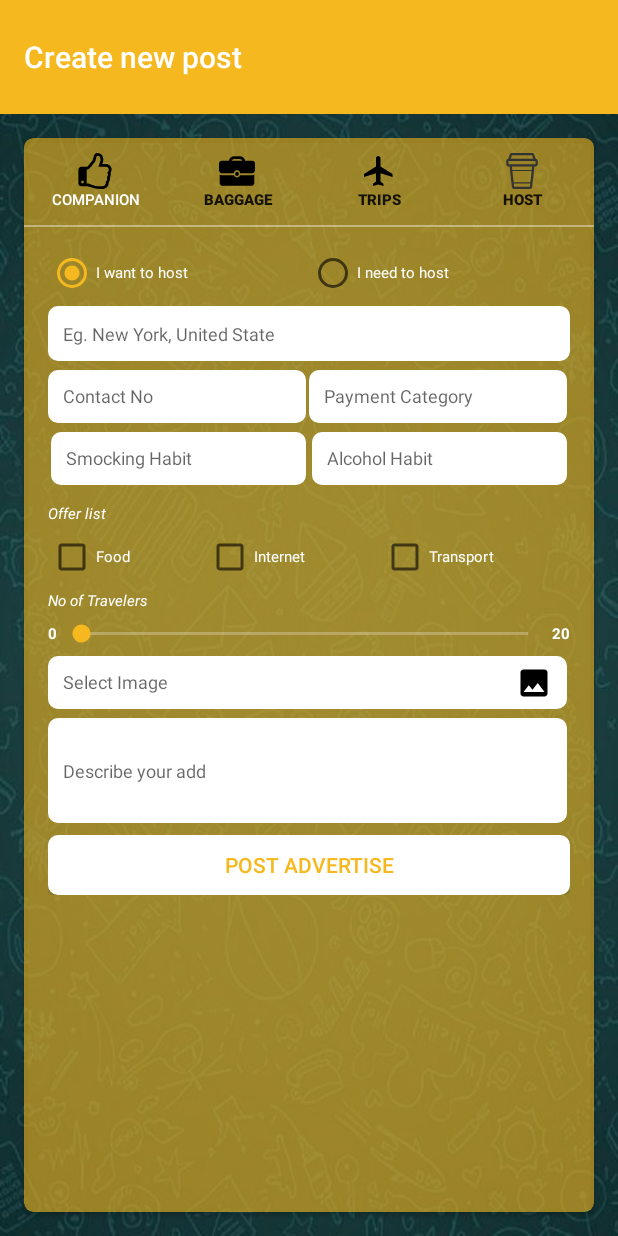
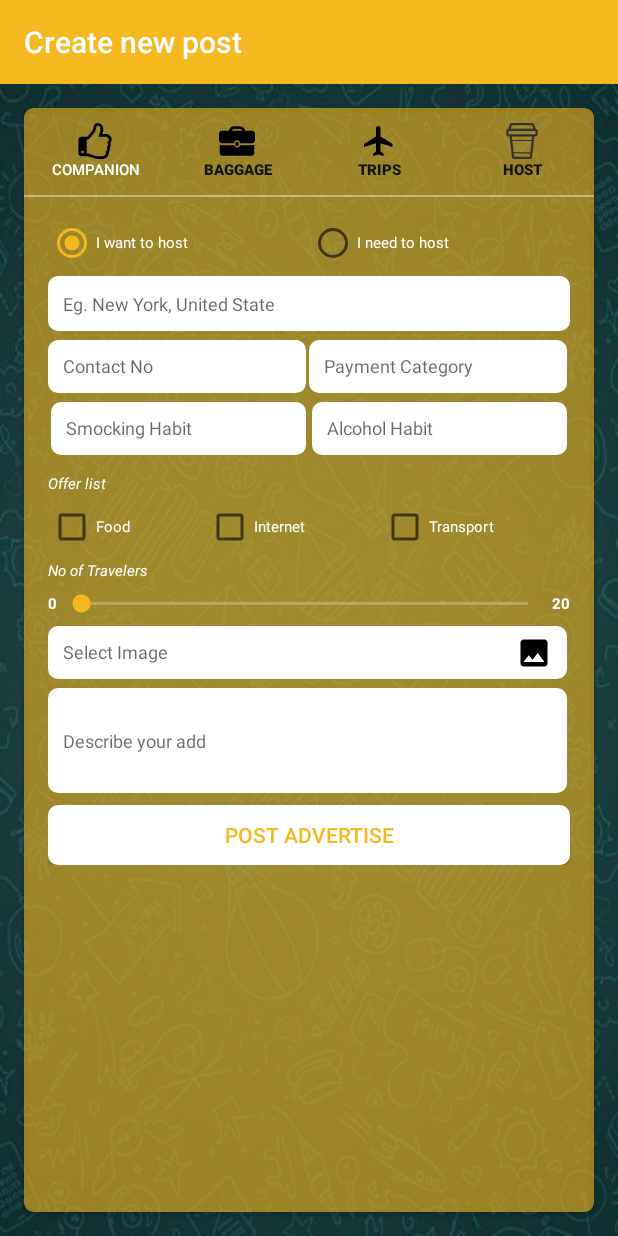
Before and after one commit to saimtreloy/AskRamblerNew, an Android app: the AddPostActivity screen opened directly, with no data from a screen before it, on a phone screen of 412 x 824 dp. Run offline under Robolectric (Android 15) with nearby library versions, the phone set to English and light mode, and no system bars; our stand-ins replace Volley; libraries missing offline, so code that uses them is left out: com.daimajia.androidanimations, com.theartofdev.edmodo; network calls fail.

Commit message:
2017-12-03 06:14:59

```diff
--- a/app/src/main/java/saim/com/askrambler/Activity/AddPostActivity.java
+++ b/app/src/main/java/saim/com/askrambler/Activity/AddPostActivity.java
@@ -134,6 +134,7 @@ public class AddPostActivity extends AppCompatActivity {
     @Override
     protected void onCreate(Bundle savedInstanceState) {
         super.onCreate(savedInstanceState);
+        setTheme(R.style.AppThemeNew);
         setContentView(R.layout.activity_add_post);
 
         toolbarAddPost = (Toolbar) findViewById(R.id.toolbarAddPost);
--- a/app/src/main/java/saim/com/askrambler/Activity/AdvancedSearchActivity.java
+++ b/app/src/main/java/saim/com/askrambler/Activity/AdvancedSearchActivity.java
@@ -88,6 +88,7 @@ public class AdvancedSearchActivity extends AppCompatActivity {
     @Override
     protected void onCreate(Bundle savedInstanceState) {
         super.onCreate(savedInstanceState);
+        setTheme(R.style.AppThemeNew);
         setContentView(R.layout.activity_advanced_search);
 
         init();
--- a/app/src/main/java/saim/com/askrambler/Activity/LoginActivity.java
+++ b/app/src/main/java/saim/com/askrambler/Activity/LoginActivity.java
@@ -57,6 +57,7 @@ public class LoginActivity extends AppCompatActivity {
     @Override
     protected void onCreate(Bundle savedInstanceState) {
         super.onCreate(savedInstanceState);
+        setTheme(R.style.AppThemeNew);
         setContentView(R.layout.activity_login);
 
         init();
--- a/app/src/main/java/saim/com/askrambler/Activity/PostDetailActivity.java
+++ b/app/src/main/java/saim/com/askrambler/Activity/PostDetailActivity.java
@@ -67,6 +67,7 @@ public class PostDetailActivity extends AppCompatActivity implements BaseSliderV
     @Override
     protected void onCreate(Bundle savedInstanceState) {
         super.onCreate(savedInstanceState);
+        setTheme(R.style.AppThemeNew);
         setContentView(R.layout.activity_post_detail);
 
         init();
--- a/app/src/main/java/saim/com/askrambler/Activity/ProfileActivity.java
+++ b/app/src/main/java/saim/com/askrambler/Activity/ProfileActivity.java
@@ -84,6 +84,7 @@ public class ProfileActivity extends AppCompatActivity {
     @Override
     protected void onCreate(Bundle savedInstanceState) {
         super.onCreate(savedInstanceState);
+        setTheme(R.style.AppThemeNew);
         setContentView(R.layout.activity_profile);
 
         toolbarProfile = (Toolbar) findViewById(R.id.toolbarProfile);
--- a/app/src/main/java/saim/com/askrambler/Activity/SearchResultActivity.java
+++ b/app/src/main/java/saim/com/askrambler/Activity/SearchResultActivity.java
@@ -43,6 +43,7 @@ public class SearchResultActivity extends AppCompatActivity {
     @Override
     protected void onCreate(Bundle savedInstanceState) {
         super.onCreate(savedInstanceState);
+        setTheme(R.style.AppThemeNew);
         setContentView(R.layout.activity_search_result);
 
         init();
--- a/app/src/main/res/layout/activity_add_post.xml
+++ b/app/src/main/res/layout/activity_add_post.xml
@@ -15,7 +15,7 @@
         xmlns:app="http://schemas.android.com/apk/res-auto"
         android:id="@+id/toolbarAddPost"
         android:layout_width="match_parent"
-        android:layout_height="76dp"
+        android:layout_height="56dp"
         android:background="@color/colorAccent"
         android:fitsSystemWindows="true"
         app:theme="@style/ThemeOverlay.AppCompat.Dark.ActionBar"/>
--- a/app/src/main/res/layout/activity_advanced_search.xml
+++ b/app/src/main/res/layout/activity_advanced_search.xml
@@ -15,7 +15,7 @@
         xmlns:app="http://schemas.android.com/apk/res-auto"
         android:id="@+id/toolbarAdvancedSearch"
         android:layout_width="match_parent"
-        android:layout_height="76dp"
+        android:layout_height="56dp"
         android:background="@color/colorAccent"
         android:fitsSystemWindows="true"
         app:theme="@style/ThemeOverlay.AppCompat.Dark.ActionBar"/>
--- a/app/src/main/res/layout/activity_home.xml
+++ b/app/src/main/res/layout/activity_home.xml
@@ -20,10 +20,7 @@
             android:background="@color/colorAccent"
             android:minHeight="?attr/actionBarSize"
             android:fitsSystemWindows="true"
-            app:theme="@style/ThemeOverlay.AppCompat.Dark.ActionBar"
-            app:contentInsetLeft="0dp"
-            app:contentInsetStart="0dp"
-            app:contentInsetStartWithNavigation="0dp" />
+            app:theme="@style/ThemeOverlay.AppCompat.Dark.ActionBar" />
 
         <FrameLayout
             android:id="@+id/main_container"
--- a/app/src/main/res/layout/activity_login.xml
+++ b/app/src/main/res/layout/activity_login.xml
@@ -14,7 +14,7 @@
         xmlns:app="http://schemas.android.com/apk/res-auto"
         android:id="@+id/toolbarLogin"
         android:layout_width="match_parent"
-        android:layout_height="76dp"
+        android:layout_height="56dp"
         android:background="@color/colorAccent"
         android:minHeight="?attr/actionBarSize"
         android:fitsSystemWindows="true"
--- a/app/src/main/res/layout/activity_post_detail.xml
+++ b/app/src/main/res/layout/activity_post_detail.xml
@@ -11,7 +11,7 @@
         xmlns:app="http://schemas.android.com/apk/res-auto"
         android:id="@+id/toolbarPostDetail"
         android:layout_width="match_parent"
-        android:layout_height="76dp"
+        android:layout_height="56dp"
         android:background="@color/colorAccent"
         android:fitsSystemWindows="true"
         app:theme="@style/ThemeOverlay.AppCompat.Dark.ActionBar" />
--- a/app/src/main/res/layout/activity_profile.xml
+++ b/app/src/main/res/layout/activity_profile.xml
@@ -14,7 +14,7 @@
         xmlns:app="http://schemas.android.com/apk/res-auto"
         android:id="@+id/toolbarProfile"
         android:layout_width="match_parent"
-        android:layout_height="76dp"
+        android:layout_height="56dp"
         android:background="@color/colorAccent"
         android:fitsSystemWindows="true"
         app:theme="@style/ThemeOverlay.AppCompat.Dark.ActionBar"/>
--- a/app/src/main/res/layout/activity_search_result.xml
+++ b/app/src/main/res/layout/activity_search_result.xml
@@ -11,7 +11,7 @@
         xmlns:app="http://schemas.android.com/apk/res-auto"
         android:id="@+id/toolbarSearchResult"
         android:layout_width="match_parent"
-        android:layout_height="76dp"
+        android:layout_height="56dp"
         android:background="@color/colorAccent"
         android:fitsSystemWindows="true"
         app:theme="@style/ThemeOverlay.AppCompat.Dark.ActionBar" />
--- a/app/src/main/res/values/styles.xml
+++ b/app/src/main/res/values/styles.xml
@@ -11,4 +11,11 @@
         <item name="android:windowTranslucentNavigation" tools:targetApi="kitkat">false</item>
     </style>
 
+    <style name="AppThemeNew" parent="Theme.AppCompat.Light.NoActionBar">
+        <!-- Customize your theme here. -->
+        <item name="colorPrimary">@color/colorAccent</item>
+        <item name="colorPrimaryDark">@color/colorPrimaryDark</item>
+        <item name="colorAccent">@color/colorAccent</item>
+    </style>
+
 </resources>
```
Also changed, not shown: app/src/main/res/layout/list_all_post.xml (+7 -5 lines).
